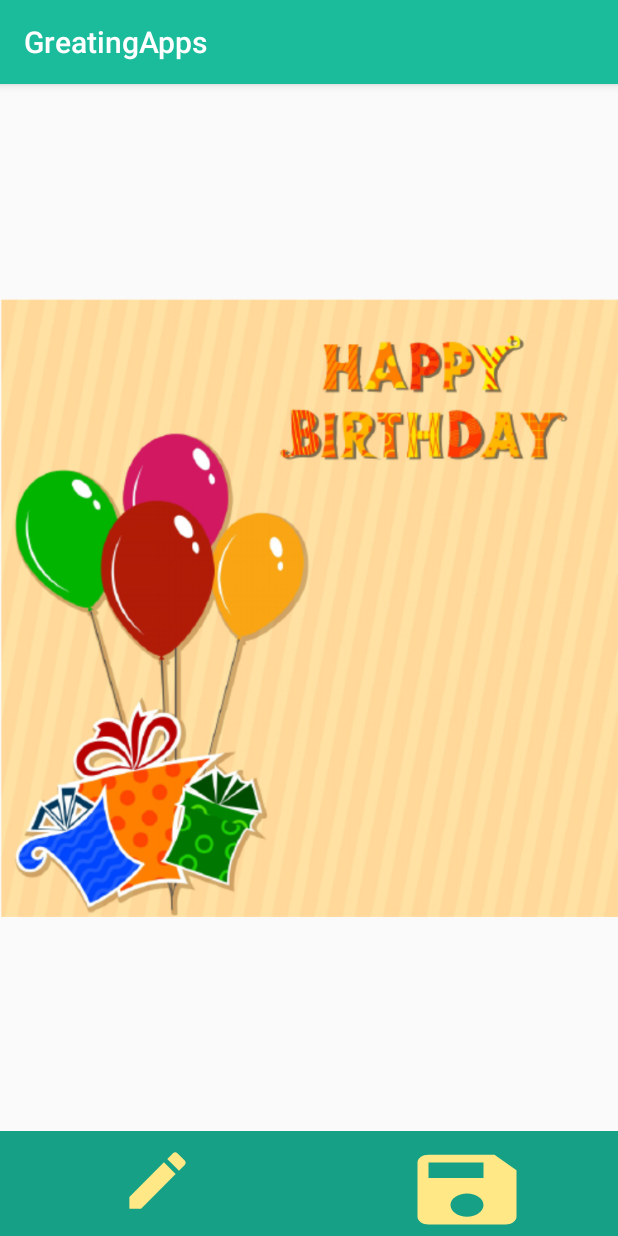
After one commit to Adamalbarisyi/GreetingApps, an Android app: the SingleImage screen opened directly, with no data from a screen before it, on a phone screen of 412 x 824 dp. The commit adds this screen. Run offline under Robolectric (Android 15) with nearby library versions, the phone set to English and light mode, and no system bars; 1 statement that could not run was skipped.

Commit message:
update-text-image

```diff
--- a/app/src/main/java/com/rifkiadam/gryus/greatingapps/MainActivity.java
+++ b/app/src/main/java/com/rifkiadam/gryus/greatingapps/MainActivity.java
@@ -22,7 +22,7 @@
             public void onClick(View v) {
                 Intent intent = new Intent(MainActivity.this,SecondActivity.class);
                 startActivity(intent);
-                finish();
+
             }
         });
         Button btnExit = findViewById(R.id.exit);
--- a/app/src/main/java/com/rifkiadam/gryus/greatingapps/Menu/unit2/Unit2Activity.java
+++ b/app/src/main/java/com/rifkiadam/gryus/greatingapps/Menu/unit2/Unit2Activity.java
@@ -22,7 +22,7 @@
             public void onClick(View v) {
                 Intent intent = new Intent(Unit2Activity.this, MainActivity.class);
                 startActivity(intent);
-                finish();
+
             }
         });
     }
--- a/app/src/main/java/com/rifkiadam/gryus/greatingapps/Menu/unit3/Unit3Activity.java
+++ b/app/src/main/java/com/rifkiadam/gryus/greatingapps/Menu/unit3/Unit3Activity.java
@@ -22,7 +22,7 @@
             public void onClick(View v) {
                 Intent intent = new Intent(Unit3Activity.this, MainActivity.class);
                 startActivity(intent);
-                finish();
+
             }
         });
 
--- a/app/src/main/java/com/rifkiadam/gryus/greatingapps/SecondActivity.java
+++ b/app/src/main/java/com/rifkiadam/gryus/greatingapps/SecondActivity.java
@@ -23,7 +23,7 @@
             public void onClick(View v) {
                 Intent intent = new Intent(SecondActivity.this, Unit1Activity.class);
                 startActivity(intent);
-                finish();
+
             }
         });
 
@@ -33,7 +33,7 @@
             public void onClick(View v) {
                 Intent intent = new Intent(SecondActivity.this, Unit2Activity.class);
                 startActivity(intent);
-                finish();
+
             }
         });
 
@@ -43,7 +43,7 @@
             public void onClick(View v) {
                 Intent intent = new Intent(SecondActivity.this, Unit3Activity.class);
                 startActivity(intent);
-                finish();
+
             }
         });
 
--- /dev/null
+++ b/app/src/main/res/drawable/create_caption.xml
@@ -0,0 +1,5 @@
+<vector android:height="24dp" android:tint="#FFE885"
+    android:viewportHeight="24.0" android:viewportWidth="24.0"
+    android:width="24dp" xmlns:android="http://schemas.android.com/apk/res/android">
+    <path android:fillColor="#FF000000" android:pathData="M3,17.25V21h3.75L17.81,9.94l-3.75,-3.75L3,17.25zM20.71,7.04c0.39,-0.39 0.39,-1.02 0,-1.41l-2.34,-2.34c-0.39,-0.39 -1.02,-0.39 -1.41,0l-1.83,1.83 3.75,3.75 1.83,-1.83z"/>
+</vector>
--- /dev/null
+++ b/app/src/main/res/drawable/save_image.xml
@@ -0,0 +1,5 @@
+<vector android:height="24dp" android:tint="#FFE885"
+    android:viewportHeight="24.0" android:viewportWidth="24.0"
+    android:width="24dp" xmlns:android="http://schemas.android.com/apk/res/android">
+    <path android:fillColor="#FF000000" android:pathData="M17,3L5,3c-1.11,0 -2,0.9 -2,2v14c0,1.1 0.89,2 2,2h14c1.1,0 2,-0.9 2,-2L21,7l-4,-4zM12,19c-1.66,0 -3,-1.34 -3,-3s1.34,-3 3,-3 3,1.34 3,3 -1.34,3 -3,3zM15,9L5,9L5,5h10v4z"/>
+</vector>
--- /dev/null
+++ b/app/src/main/res/layout/activity_single_image.xml
@@ -0,0 +1,58 @@
+<?xml version="1.0" encoding="utf-8"?>
+<RelativeLayout xmlns:android="http://schemas.android.com/apk/res/android"
+    android:layout_width="match_parent"
+    android:layout_height="match_parent"
+    android:orientation="vertical">
+    <ImageView
+        android:id="@+id/main_background"
+        android:layout_width="match_parent"
+        android:layout_height="wrap_content"
+        android:layout_above="@+id/sub_menu"
+        android:layout_alignParentTop="true"/>
+    <TextView
+        android:id="@+id/text_on_image"
+        android:layout_width="wrap_content"
+        android:layout_height="wrap_content"
+        android:layout_margin="32dp"
+        android:textColor="@color/colorWhite"
+        android:layout_centerHorizontal="true"
+        android:layout_centerVertical="true"
+        android:textSize="20sp"
+        android:textStyle="bold"/>
+    <LinearLayout
+        android:id="@+id/sub_menu"
+        android:layout_width="match_parent"
+        android:layout_height="70dp"
+        android:layout_alignParentBottom="true"
+        android:layout_centerHorizontal="true"
+        android:background="@color/colorPrimaryDark"
+        android:orientation="horizontal">
+        <LinearLayout
+            android:layout_width="wrap_content"
+            android:layout_height="wrap_content"
+            android:layout_weight="1"
+            android:gravity="center|center_horizontal"
+            android:paddingTop="8dp"
+            android:orientation="vertical">
+            <Button
+                android:id="@+id/write_on_image"
+                android:layout_width="50dp"
+                android:layout_height="50dp"
+                android:background="@drawable/create_caption"/>
+        </LinearLayout>
+        <LinearLayout
+            android:layout_width="40dp"
+            android:layout_height="70dp"
+            android:layout_weight="1"
+            android:gravity="center|center_horizontal"
+            android:paddingTop="8dp"
+            android:orientation="vertical">
+            <Button
+                android:id="@+id/save_image"
+                android:layout_width="wrap_content"
+                android:layout_height="match_parent"
+                android:background="@drawable/save_image" />
+        </LinearLayout>
+
+    </LinearLayout>
+</RelativeLayout>
--- a/app/src/main/res/values/colors.xml
+++ b/app/src/main/res/values/colors.xml
@@ -3,12 +3,12 @@
     <color name="colorPrimary">#1abc9c</color>
     <color name="colorPrimaryDark">#16a085</color>
     <color name="colorAccent">#ffb142</color>
-
+    <color name="colorBlack">#000</color>
 
     <color name="grey">#d3d3d3 </color>
     <color name="blue">#8bcbf9</color>
     <color name="vote">#666666</color>
     <color name="dateRelease">#888888</color>
-    <color name="colorWhite">#666666</color>
+    <color name="colorWhite">#ffffff</color>
 
 </resources>
```
Also changed, not shown: app/src/main/AndroidManifest.xml (+8 -1 lines), app/src/main/java/com/rifkiadam/gryus/greatingapps/Menu/unit1/DescribeActivity.java (+26 -1 lines), app/src/main/java/com/rifkiadam/gryus/greatingapps/Menu/unit1/ExampleActivity.java (+1 -73 lines), app/src/main/java/com/rifkiadam/gryus/greatingapps/Menu/unit1/HasilSkoringActivity.java (+6 -12 lines), app/src/main/java/com/rifkiadam/gryus/greatingapps/Menu/unit1/ImageAdapter.java (added, +59 -0 lines), app/src/main/java/com/rifkiadam/gryus/greatingapps/Menu/unit1/SingleImage.java (added, +176 -0 lines), app/src/main/java/com/rifkiadam/gryus/greatingapps/Menu/unit1/Unit1Activity.java (+10 -8 lines), app/src/main/res/layout/activity_describe.xml (+18 -24 lines), app/src/main/res/layout/custom_dialog.xml (added, +18 -0 lines).
